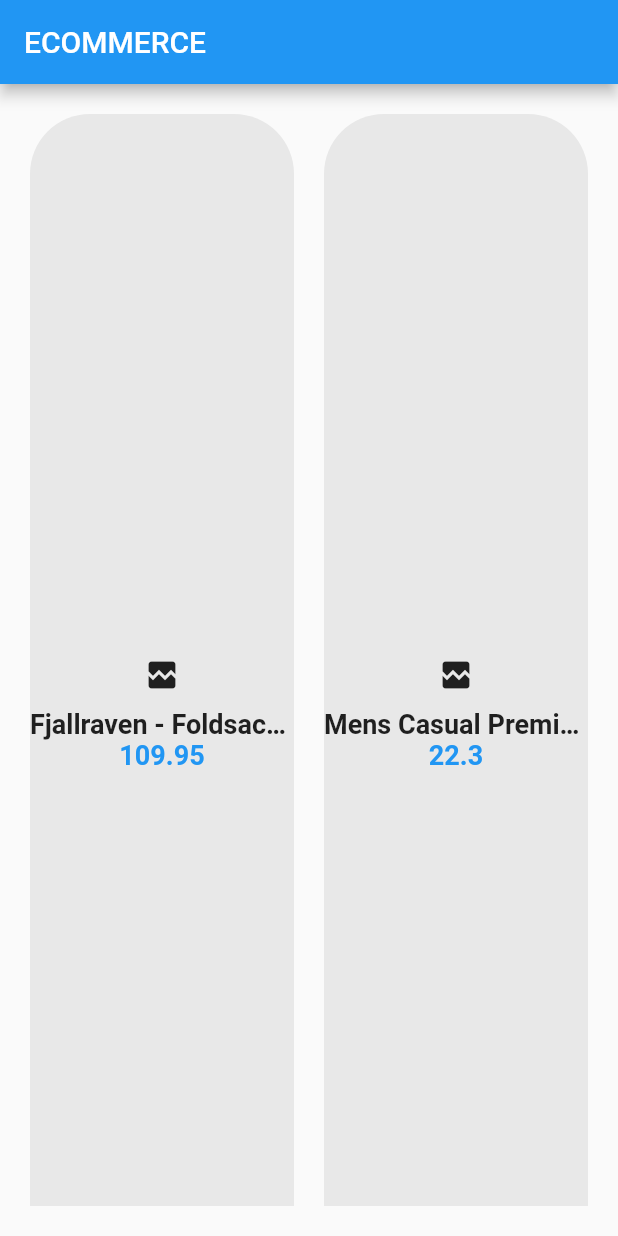
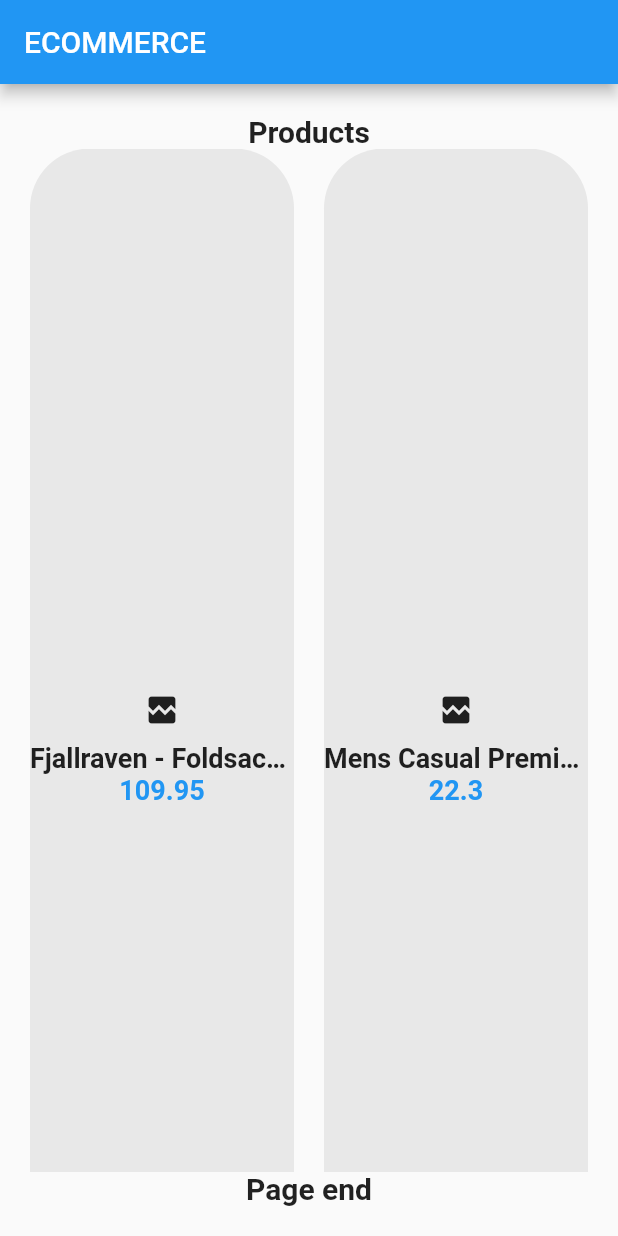
Before and after one commit to shadysamara/gsk_westbank_flutter1, a Flutter app: the screen it shows after launch, on a phone screen of 412 x 824 dp. Run offline on Flutter 3.47's test engine with Material 2 defaults, Android fonts, the phone set to English and light mode, and no system bars; network calls fail.

Commit message:
expanded

```diff
--- a/lib/ecommerce_app/views/ecommerce_main_screen.dart
+++ b/lib/ecommerce_app/views/ecommerce_main_screen.dart
@@ -22,6 +22,13 @@ class EcommerceMainScreen extends StatelessWidget {
       ),
       body: Container(
         margin: EdgeInsets.all(20),
+        child: Column(
+          children: [
+            Text(
+              'Products',
+              style: TextStyle(fontSize: 20, fontWeight: FontWeight.w600),
+            ),
+            Expanded(
               child: GridView.builder(
                   gridDelegate: SliverGridDelegateWithFixedCrossAxisCount(
                       mainAxisExtent: 800,
@@ -33,6 +40,13 @@ class EcommerceMainScreen extends StatelessWidget {
                     return ProductWidget(products[index]);
                   }),
             ),
+            Text(
+              'Page end',
+              style: TextStyle(fontSize: 20, fontWeight: FontWeight.w600),
+            ),
+          ],
+        ),
+      ),
     );
   }
 }
```
Lines whose indentation alone changed are shown as unchanged.
